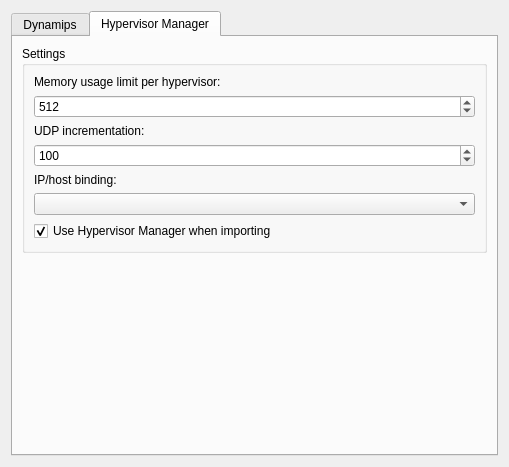
Old version of the form src/GNS3/Ui/ConfigurationPages/Form_PreferencesDynamips.ui in the repository GNS3/gns3-legacy.
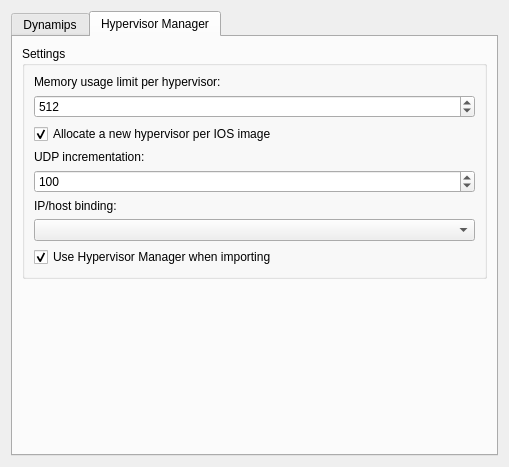
New version of the form. The open tabs and pages were chosen to show the change.

Commit message: Hypervisor allocation per IOS

What changed in the file:
```diff
--- a/src/GNS3/Ui/ConfigurationPages/Form_PreferencesDynamips.ui
+++ b/src/GNS3/Ui/ConfigurationPages/Form_PreferencesDynamips.ui
@@ -278,14 +278,14 @@
             </property>
            </widget>
           </item>
-          <item row="2" column="0">
+          <item row="3" column="0">
            <widget class="QLabel" name="label_8">
             <property name="text">
              <string>UDP incrementation:</string>
             </property>
            </widget>
           </item>
-          <item row="3" column="0">
+          <item row="4" column="0">
            <widget class="QSpinBox" name="spinBoxUDPIncrementation">
             <property name="maximum">
              <number>100000</number>
@@ -298,21 +298,21 @@
             </property>
            </widget>
           </item>
-          <item row="4" column="0">
+          <item row="5" column="0">
            <widget class="QLabel" name="label_3">
             <property name="text">
              <string>IP/host binding:</string>
             </property>
            </widget>
           </item>
-          <item row="5" column="0">
+          <item row="6" column="0">
            <widget class="QComboBox" name="comboBoxBinding">
             <property name="sizeAdjustPolicy">
              <enum>QComboBox::AdjustToMinimumContentsLength</enum>
             </property>
            </widget>
           </item>
-          <item row="6" column="0">
+          <item row="7" column="0">
            <widget class="QCheckBox" name="checkBoxHypervisorManagerImport">
             <property name="text">
              <string>Use Hypervisor Manager when importing</string>
@@ -322,6 +322,16 @@
             </property>
            </widget>
           </item>
+          <item row="2" column="0">
+           <widget class="QCheckBox" name="checkBoxAllocatePerIOS">
+            <property name="text">
+             <string>Allocate a new hypervisor per IOS image</string>
+            </property>
+            <property name="checked">
+             <bool>true</bool>
+            </property>
+           </widget>
+          </item>
          </layout>
         </widget>
        </item>
```
The commit also changes 98 other files.
